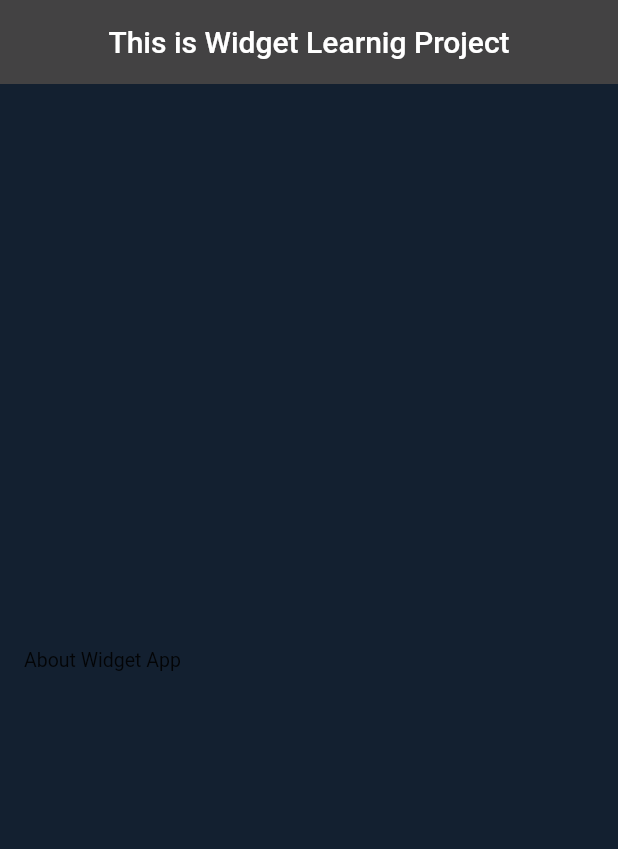
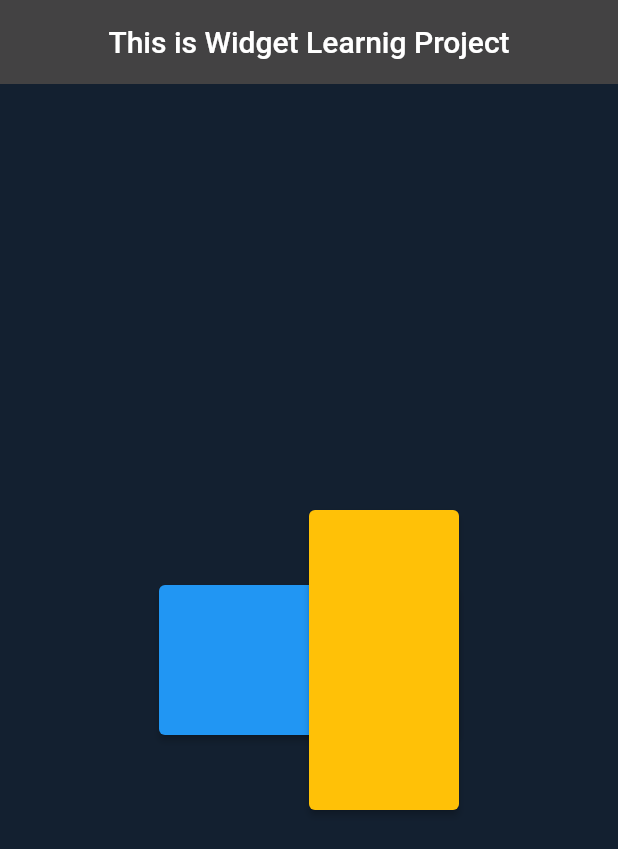
Before and after one commit to Ghauoor/Flutter-Widgets, a Flutter app: the screen it shows after launch, on a phone screen of 412 x 824 dp. Shown: the top 849 px of the screen. Run offline on Flutter 3.47's test engine with Material 2 defaults, Android fonts, the phone set to English and light mode, and no system bars.

Commit message:
AbsorbPointer_Widget

```diff
--- a/lib/main.dart
+++ b/lib/main.dart
@@ -1,5 +1,6 @@
 import 'package:flutter/material.dart';
 import 'package:widgets/widgets/aboutListTile_widget.dart';
+import 'package:widgets/widgets/absorb_pointer_widget.dart';
 
 void main() {
   runApp(const MyApp());
@@ -20,7 +21,7 @@ class MyApp extends StatelessWidget {
           elevation: 0.0,
           title: const Text('This is Widget Learnig Project'),
         ),
-        body: const AboutlistTile(),
+        body: const AbsorbPointerWidget(),
       ),
     );
   }
--- /dev/null
+++ b/lib/widgets/absorb_pointer_widget.dart
@@ -0,0 +1,35 @@
+import 'package:flutter/material.dart';
+
+class AbsorbPointerWidget extends StatelessWidget {
+  const AbsorbPointerWidget({Key? key}) : super(key: key);
+
+  @override
+  Widget build(BuildContext context) {
+    return Center(
+      child: Stack(
+        alignment: AlignmentDirectional.centerEnd,
+        children: [
+          SizedBox(
+            width: 200,
+            height: 100,
+            child: ElevatedButton(
+              onPressed: () {},
+              child: null,
+            ),
+          ),
+          SizedBox(
+            width: 100,
+            height: 200,
+            child: AbsorbPointer(
+              child: ElevatedButton(
+                style: ElevatedButton.styleFrom(backgroundColor: Colors.amber),
+                onPressed: () {},
+                child: null,
+              ),
+            ),
+          ),
+        ],
+      ),
+    );
+  }
+}
```
